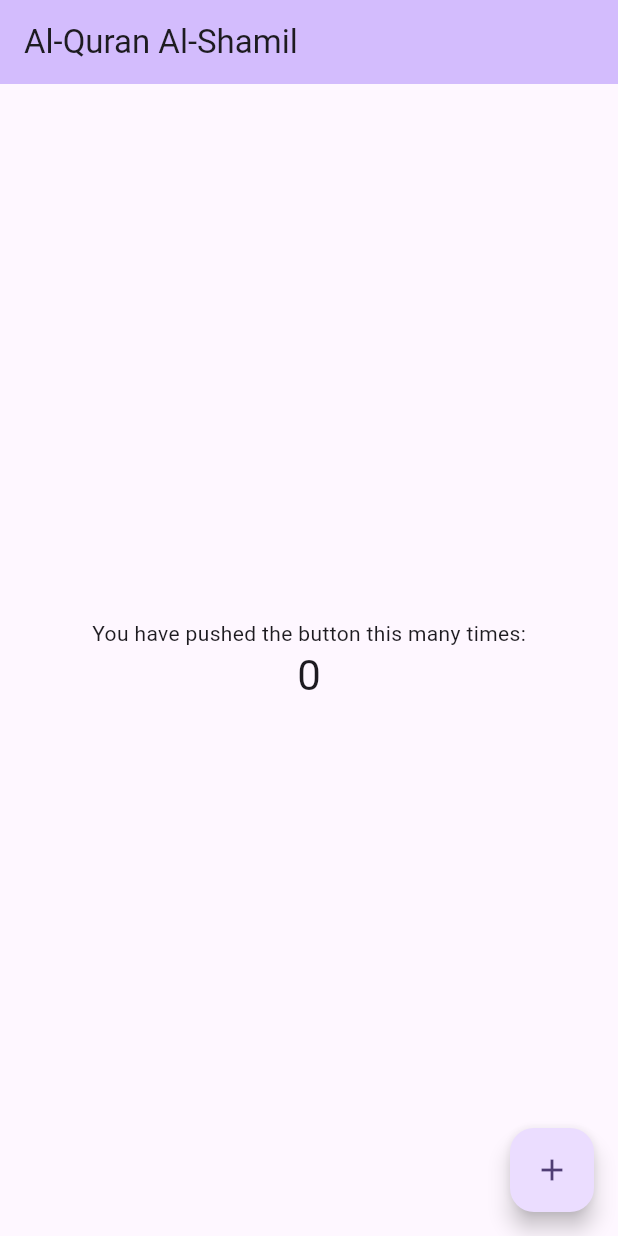
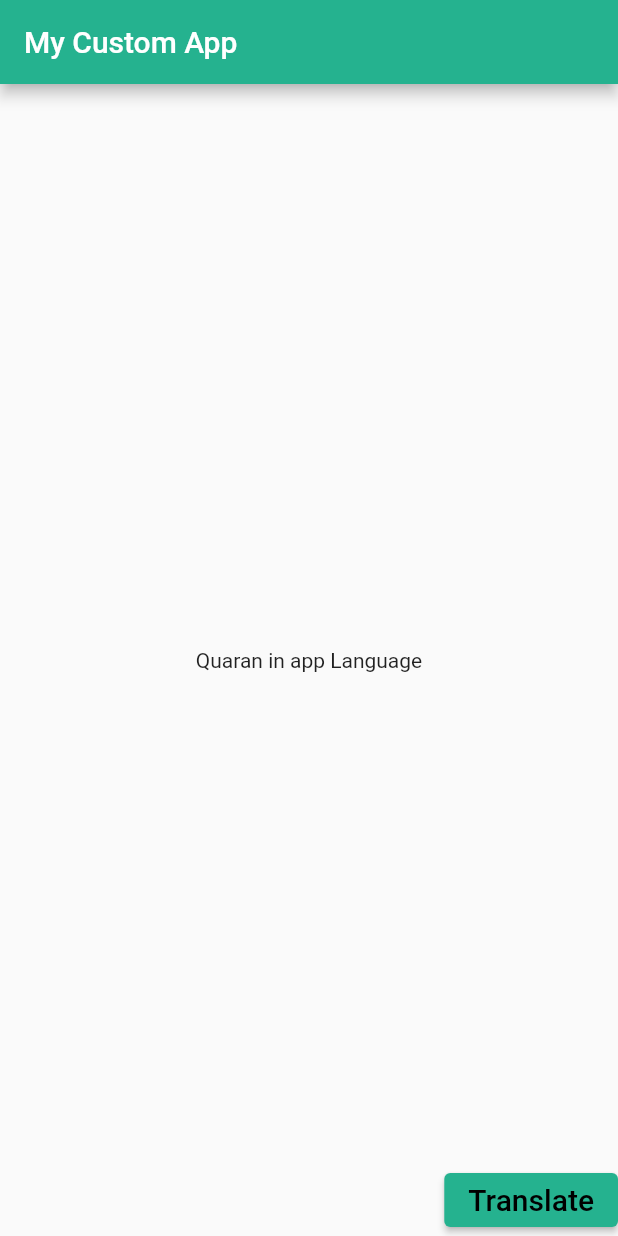
Before and after one commit to HassanELMALLOUKY/Quran-App-Flutter, a Flutter app: the screen it shows after launch, after a tap on "Get Started", on a phone screen of 412 x 824 dp. Run offline on Flutter 3.47's test engine with Material 2 defaults, Android fonts, the phone set to English and light mode, and no system bars.

Commit message:
add the base structure

```diff
--- /dev/null
+++ b/lib/components/MainContent.dart
@@ -0,0 +1,19 @@
+import 'package:flutter/material.dart';
+
+class MainContent extends StatefulWidget {
+  const MainContent({super.key});
+
+  @override
+  State<MainContent> createState() => _MainContentState();
+}
+
+class _MainContentState extends State<MainContent> {
+  @override
+  Widget build(BuildContext context) {
+    return const Scaffold(
+      body: Center(
+        child: Text("Quaran in app Language"),
+      ),
+    );
+  }
+}
--- /dev/null
+++ b/lib/components/MyAppBar.dart
@@ -0,0 +1,17 @@
+import 'package:flutter/material.dart';
+import 'package:quran_shamil/utils/Colors.dart';
+
+class MyAppBar extends StatelessWidget {
+  const MyAppBar({super.key});
+
+  @override
+  Widget build(BuildContext context) {
+    return AppBar(
+      backgroundColor: AppColors.primary,
+      title: const Text(
+        'My Custom App',
+        style: TextStyle(color: Colors.white),
+      ),
+    );
+  }
+}
--- a/lib/main.dart
+++ b/lib/main.dart
@@ -1,7 +1,9 @@
 import 'package:flutter/material.dart';
 import 'package:provider/provider.dart';
 import 'package:quran_shamil/providers/SplashScreenProvider.dart';
+import 'package:quran_shamil/screens/HomeScreen.dart';
 import 'package:quran_shamil/screens/SplashScreen.dart';
+import 'package:quran_shamil/utils/Colors.dart';
 
 void main() {
   runApp(
@@ -24,16 +26,28 @@ class MyApp extends StatelessWidget {
     final splashProvider = Provider.of<SplashProvider>(context);
     return MaterialApp(
       debugShowCheckedModeBanner: false,
+
       routes: {
-        '/home': (context) => const MyHomePage(title: 'Al-Quran Al-Shamil'),
+        '/home': (context) => const HomeScreen(),
       },
       title: 'Al-Quran Al-Shamil',
+      // the Dark Them :
       theme: ThemeData(
-        colorScheme: ColorScheme.fromSeed(seedColor: Colors.deepPurple),
+        primarySwatch: Colors.blue,
+        primaryColor: AppColors.primary,
+        primaryColorDark: AppColors.primaryDark,
+        primaryColorLight: AppColors.primaryLight,
         useMaterial3: true,
       ),
+      // the Dark Them :
+      darkTheme: ThemeData(
+        primarySwatch: Colors.blue,
+        primaryColor: AppColors.primary,
+        primaryColorDark: AppColors.primaryDark,
+        primaryColorLight: AppColors.primaryLight,
+      ),
       home: splashProvider.seenSplash
-          ? const MyHomePage(title: 'Al-Quran Al-Shamil',) // Replace with your main app screen
+          ? const HomeScreen() // Replace with your main app screen
           : SplashScreen(),
     );
   }
--- /dev/null
+++ b/lib/screens/HomeScreen.dart
@@ -0,0 +1,45 @@
+import 'package:flutter/material.dart';
+import 'package:quran_shamil/components/MainContent.dart';
+import 'package:quran_shamil/components/MyAppBar.dart';
+import 'package:quran_shamil/utils/Colors.dart';
+
+class HomeScreen extends StatefulWidget {
+  const HomeScreen({super.key});
+
+  @override
+  State<HomeScreen> createState() => _HomeScreenState();
+}
+
+class _HomeScreenState extends State<HomeScreen> {
+  @override
+  Widget build(BuildContext context) {
+    return MaterialApp(
+      home: Scaffold(
+        appBar: const PreferredSize(
+          preferredSize: Size.fromHeight(kToolbarHeight),
+          child: MyAppBar(),
+        ),
+        body: Stack(
+            children: [
+              Container(
+                // the main Content is the Quaran in app Language
+                child: MainContent(),
+              ),
+              Container(
+                alignment: Alignment.bottomRight,
+                child: ElevatedButton(
+                  onPressed: () {
+                    //TODO: Charge the Original Language Component (Arabic)
+                  },
+                  style: ButtonStyle(
+                    backgroundColor: MaterialStateProperty.all<Color>(AppColors.primary),
+                  ),
+                  child: const Text("Translate",style: TextStyle(color: Colors.black,fontSize: 20)),
+                ),
+              )
+            ],
+        ),
+      ),
+    );
+  }
+}
--- /dev/null
+++ b/lib/utils/Colors.dart
@@ -0,0 +1,7 @@
+import 'package:flutter/material.dart';
+
+class AppColors {
+  static const Color primary = Color(0xFF25B28F);
+  static const Color primaryDark = Color(0xFF222B45);
+  static const Color primaryLight = Color(0xFFF2F2F2);
+}
```
Also changed, not shown: pubspec.lock.
